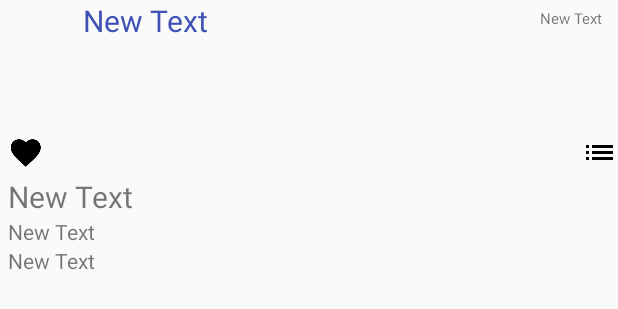
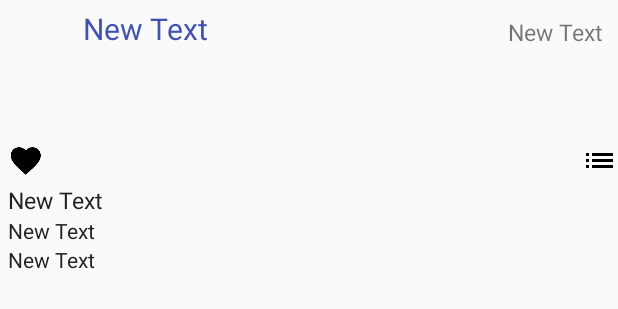
Before and after one commit to vimalathithanr/InstagramViewer, an Android app: the layout item_photo.xml on its own in the app's theme, with its tools: preview values and no code run, on a phone screen of 412 x 824 dp. Shown: the top 309 px of the screen. Run offline under Robolectric (Android 15) with nearby library versions, the phone set to English and light mode, and no system bars; plain views replace RoundedImageView.

Commit message:
Made changes to UI

```diff
--- a/app/src/main/res/layout/content_photos.xml
+++ b/app/src/main/res/layout/content_photos.xml
@@ -17,6 +17,10 @@
         android:layout_alignParentEnd="true"
         android:layout_alignParentLeft="true"
         android:layout_alignParentRight="true"
+        android:layout_marginTop="5dp"
+        android:layout_marginBottom="5dp"
+        android:dividerHeight="2.5sp"
+        android:padding="5dip"
         android:layout_alignParentStart="true"
         android:layout_alignParentTop="true"></ListView>
 
--- a/app/src/main/res/layout/item_photo.xml
+++ b/app/src/main/res/layout/item_photo.xml
@@ -1,7 +1,9 @@
 <?xml version="1.0" encoding="utf-8"?>
 <RelativeLayout xmlns:android="http://schemas.android.com/apk/res/android"
     android:layout_width="match_parent"
-    android:layout_height="match_parent">
+    android:layout_height="match_parent"
+    android:paddingBottom="5dp"
+    android:paddingTop="5dp">
 
     <com.makeramen.roundedimageview.RoundedImageView
         xmlns:app="http://schemas.android.com/apk/res-auto"
@@ -35,7 +37,7 @@
         android:layout_width="wrap_content"
         android:layout_height="wrap_content"
         android:text="New Text"
-        android:textSize="10sp"
+        android:textSize="15sp"
         android:id="@+id/tvTime"
         android:layout_marginRight="10dp"
         android:layout_marginTop="5dp"
@@ -68,6 +70,7 @@
         android:layout_height="wrap_content"
         android:id="@+id/tvLikes"
         android:textSize="20sp"
+        android:textColor="@color/colorPrimaryDark"
         android:ellipsize="end"
         android:layout_below="@+id/ivPhoto"
         android:layout_toRightOf="@+id/ivLike"/>
@@ -86,8 +89,9 @@
         android:layout_width="wrap_content"
         android:layout_height="wrap_content"
         android:text="New Text"
+        android:textColor="@color/colorPrimaryDark"
         android:id="@+id/tvCaption"
-        android:textSize="20sp"
+        android:textSize="15sp"
         android:maxLines="3"
         android:ellipsize="end"
         android:layout_marginLeft="5dp"
@@ -110,6 +114,7 @@
         android:text="New Text"
         android:id="@+id/tvComment1"
         android:layout_marginLeft="5dp"
+        android:textColor="@color/colorPrimaryDark"
         android:layout_alignTop="@+id/textView"
         android:layout_alignParentLeft="true"
         android:layout_alignParentStart="true" />
@@ -119,6 +124,7 @@
         android:layout_height="wrap_content"
         android:text="New Text"
         android:id="@+id/tvComment2"
+        android:textColor="@color/colorPrimaryDark"
         android:layout_marginLeft="5dp"
         android:layout_below="@id/tvComment1"
         android:layout_alignParentLeft="true"
--- a/app/src/main/res/values/colors.xml
+++ b/app/src/main/res/values/colors.xml
@@ -1,6 +1,6 @@
 <?xml version="1.0" encoding="utf-8"?>
 <resources>
-    <color name="colorPrimary">#3F51B5</color>
-    <color name="colorPrimaryDark">#303F9F</color>
+    <color name="colorPrimary">#424242</color>
+    <color name="colorPrimaryDark">#212121</color>
     <color name="colorAccent">#FF4081</color>
 </resources>
```
